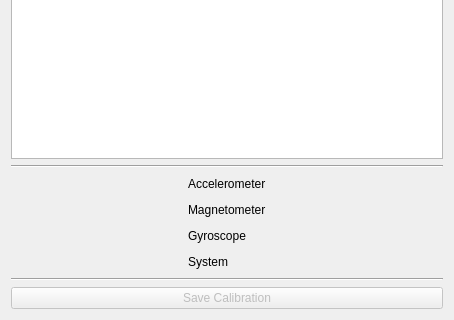
Old version of the form src/brickv/plugin_system/plugins/imu_v2/ui/calibration.ui in the repository Tinkerforge/brickv; both pictures show x 0 to 454 and y 203 to 523 of the 454 by 523 pixel window.
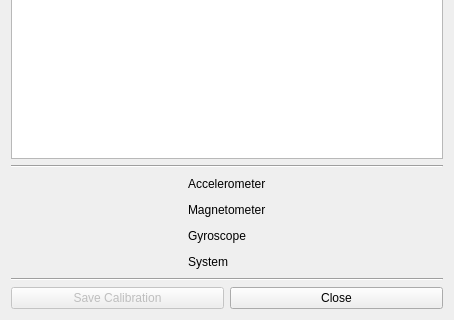
New version of the form.

Commit message:
Ensure that all QDialogs have a close button
Some window manager doen't provide a close button as part of the window
decoration for dialogs.

What changed in the file:
```diff
--- a/src/brickv/plugin_system/plugins/imu_v2/ui/calibration.ui
+++ b/src/brickv/plugin_system/plugins/imu_v2/ui/calibration.ui
@@ -148,16 +148,6 @@
        </property>
       </spacer>
      </item>
-     <item row="7" column="0" colspan="3">
-      <widget class="QPushButton" name="save_calibration">
-       <property name="enabled">
-        <bool>false</bool>
-       </property>
-       <property name="text">
-        <string>Save Calibration</string>
-       </property>
-      </widget>
-     </item>
      <item row="6" column="0" colspan="3">
       <widget class="Line" name="line">
        <property name="orientation">
@@ -183,6 +173,27 @@
        </property>
       </widget>
      </item>
+     <item row="7" column="0" colspan="3">
+      <layout class="QHBoxLayout" name="horizontalLayout">
+       <item>
+        <widget class="QPushButton" name="save_calibration">
+         <property name="enabled">
+          <bool>false</bool>
+         </property>
+         <property name="text">
+          <string>Save Calibration</string>
+         </property>
+        </widget>
+       </item>
+       <item>
+        <widget class="QPushButton" name="button_close">
+         <property name="text">
+          <string>Close</string>
+         </property>
+        </widget>
+       </item>
+      </layout>
+     </item>
     </layout>
    </item>
   </layout>
```
Left out of the diff: 4 changed lines with no effect on the pictures. The commit also changes 26 other files.
